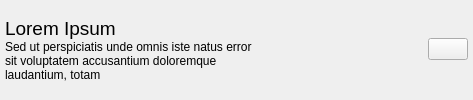
First picture: the form in notelistitem.ui, repository Open-App-Library/Vibrato-Notes-Desktop, before the edit.
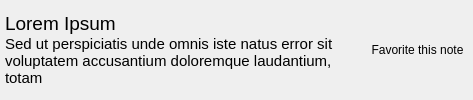
Second picture: the form after the edit. Icons and pictures are not drawn.

```diff
--- a/notelistitem.ui
+++ b/notelistitem.ui
@@ -19,6 +19,11 @@
   <property name="windowTitle">
    <string>Form</string>
   </property>
+  <property name="styleSheet">
+   <string notr="true">QToolButton {
+  border-radius: 2; 
+}</string>
+  </property>
   <layout class="QVBoxLayout" name="verticalLayout_2">
    <property name="spacing">
     <number>0</number>
@@ -46,7 +51,7 @@
         <number>0</number>
        </property>
        <item>
-        <widget class="QLabel" name="label">
+        <widget class="QLabel" name="title">
          <property name="font">
           <font>
            <pointsize>14</pointsize>
@@ -58,7 +63,12 @@
         </widget>
        </item>
        <item>
-        <widget class="QLabel" name="label_2">
+        <widget class="QLabel" name="label">
+         <property name="font">
+          <font>
+           <pointsize>11</pointsize>
+          </font>
+         </property>
          <property name="text">
           <string>Sed ut perspiciatis unde omnis iste natus error sit voluptatem accusantium doloremque laudantium, totam</string>
          </property>
@@ -70,25 +80,12 @@
       </layout>
      </item>
      <item>
-      <spacer name="horizontalSpacer">
-       <property name="orientation">
-        <enum>Qt::Horizontal</enum>
-       </property>
-       <property name="sizeHint" stdset="0">
-        <size>
-         <width>40</width>
-         <height>20</height>
-        </size>
-       </property>
-      </spacer>
-     </item>
-     <item>
-      <widget class="QPushButton" name="pushButton">
+      <widget class="QToolButton" name="toolButton">
        <property name="styleSheet">
         <string notr="true"/>
        </property>
        <property name="text">
-        <string/>
+        <string>Favorite this note</string>
        </property>
        <property name="icon">
         <iconset theme="non-starred">
@@ -96,8 +93,8 @@
        </property>
        <property name="iconSize">
         <size>
-         <width>30</width>
-         <height>30</height>
+         <width>20</width>
+         <height>20</height>
         </size>
        </property>
        <property name="checkable">
```
Left out of the diff: 8 changed lines with no effect on the pictures.
